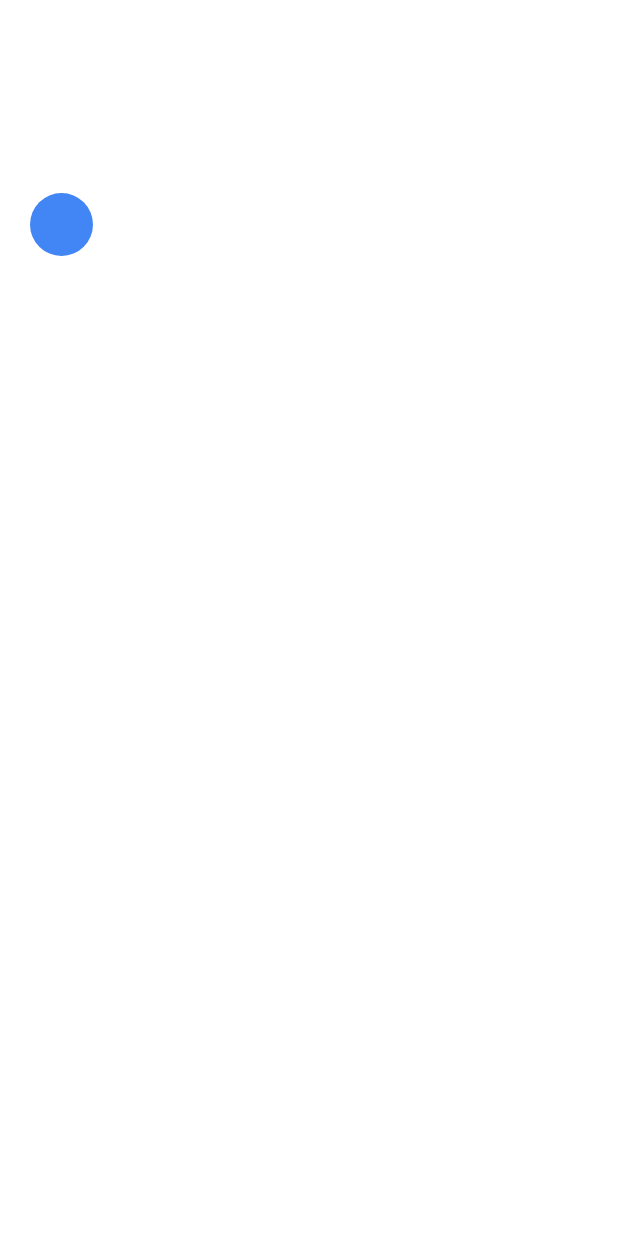
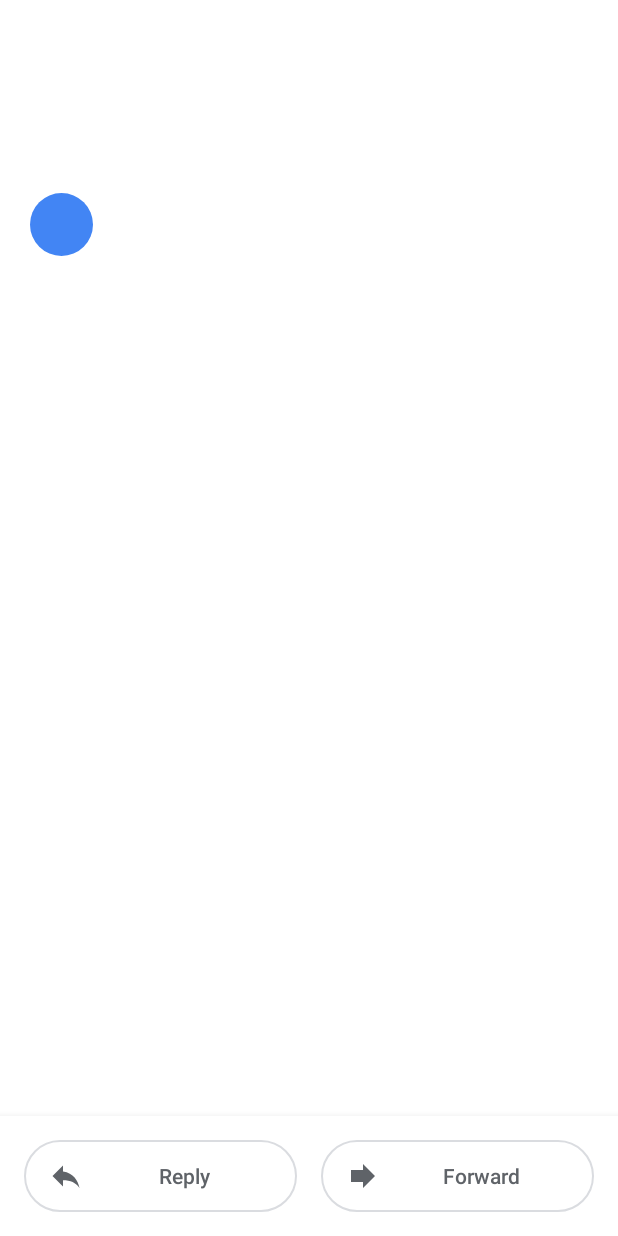
Before and after one commit to ElieInbar/SunMail-Android, an Android app: the layout activity_view_mail.xml on its own in the app's theme, with its tools: preview values and no code run, on a phone screen of 412 x 824 dp. Run offline under Robolectric (Android 15) with nearby library versions, the phone set to English and light mode, and no system bars.

Commit message:
Add Reply/Forward buttons to ViewMail layout

```diff
--- a/src/Android/app/src/main/res/layout/activity_view_mail.xml
+++ b/src/Android/app/src/main/res/layout/activity_view_mail.xml
@@ -95,4 +95,55 @@
             android:textColor="#2B2B2B"
             android:lineSpacingExtra="4dp" />
     </ScrollView>
+
+    <!-- Action buttons Reply/Forward at the bottom -->
+    <LinearLayout
+        android:layout_width="match_parent"
+        android:layout_height="wrap_content"
+        android:orientation="horizontal"
+        android:background="#ffffff"
+        android:padding="16dp"
+        android:elevation="8dp"
+        android:gravity="center">
+
+        <androidx.appcompat.widget.AppCompatButton
+            android:id="@+id/btn_reply"
+            android:layout_width="0dp"
+            android:layout_height="48dp"
+            android:layout_weight="1"
+            android:layout_marginEnd="8dp"
+            android:background="@drawable/button_reply_style"
+            android:drawableStart="@drawable/ic_reply"
+            android:drawablePadding="8dp"
+            android:gravity="center"
+            android:text="Reply"
+            android:textColor="#5f6368"
+            android:textSize="14sp"
+            android:textStyle="normal"
+            android:paddingStart="16dp"
+            android:paddingEnd="16dp"
+            android:textAllCaps="false"
+            android:stateListAnimator="@null"
+            android:theme="@android:style/Theme.Material.Light" />
+
+        <androidx.appcompat.widget.AppCompatButton
+            android:id="@+id/btn_forward"
+            android:layout_width="0dp"
+            android:layout_height="48dp"
+            android:layout_weight="1"
+            android:layout_marginStart="8dp"
+            android:background="@drawable/button_reply_style"
+            android:drawableStart="@drawable/ic_forward"
+            android:drawablePadding="8dp"
+            android:gravity="center"
+            android:text="Forward"
+            android:textColor="#5f6368"
+            android:textSize="14sp"
+            android:textStyle="normal"
+            android:paddingStart="16dp"
+            android:paddingEnd="16dp"
+            android:textAllCaps="false"
+            android:stateListAnimator="@null"
+            android:theme="@android:style/Theme.Material.Light" />
+    </LinearLayout>
 </LinearLayout>
```
